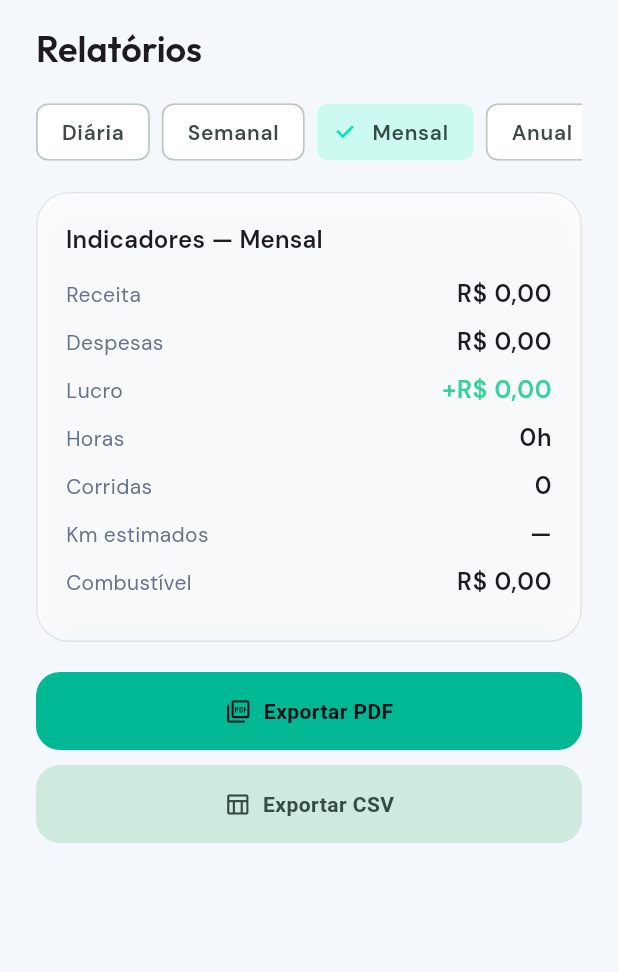
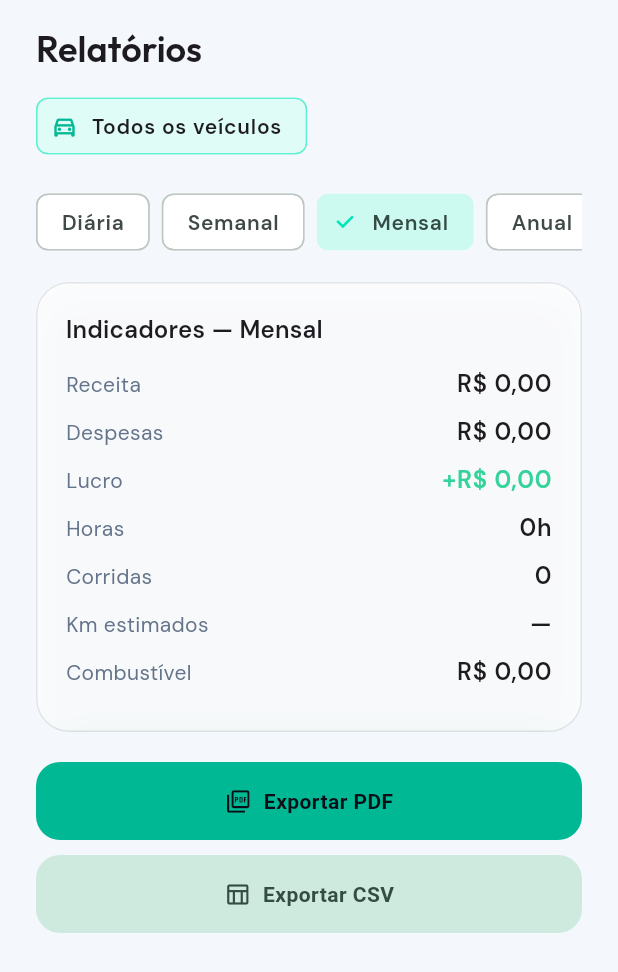
Before and after one commit to solerpedroo/driveflow, a Flutter app: the ReportsScreen widget shown alone on an empty page, opened directly, on a phone screen of 412 x 824 dp. Shown: the top 972 px of the screen. Run offline on Flutter 3.47's test engine with Material 3 defaults, Android fonts, the phone set to English and light mode, and no system bars; our stand-ins replace cached_network_image, connectivity_plus, dio, fl_chart, flutter_hooks, flutter_local_notifications and 13 more; accounts and stored records are empty; network calls fail.

Commit message:
feat(reports): exibe chip de escopo de veículo
Co-authored-by: Pedro Henrique Contardi Soler <pedrocsoler@hotmail.com>

```diff
--- a/lib/features/reports/presentation/screens/reports_screen.dart
+++ b/lib/features/reports/presentation/screens/reports_screen.dart
@@ -5,6 +5,7 @@ import '../../../../core/theme/app_colors.dart';
 import '../../../../core/utils/currency_formatter.dart';
 import '../../../../core/utils/duration_formatter.dart';
 import '../../../goals/domain/entities/goal_entity.dart';
+import '../../../vehicle/presentation/widgets/vehicle_scope_chip.dart';
 import '../../../../shared/widgets/driveflow_glass_card.dart';
 import '../providers/reports_providers.dart';
 
@@ -25,6 +26,15 @@ class ReportsScreen extends ConsumerWidget {
           padding: const EdgeInsets.fromLTRB(24, 16, 24, 0),
           sliver: SliverToBoxAdapter(
             child: Text('Relatórios', style: theme.textTheme.headlineSmall),
+          ),
+        ),
+        SliverPadding(
+          padding: const EdgeInsets.fromLTRB(24, 12, 24, 0),
+          sliver: SliverToBoxAdapter(
+            child: Align(
+              alignment: Alignment.centerLeft,
+              child: VehicleScopeChip(),
+            ),
           ),
         ),
         SliverPadding(
```
